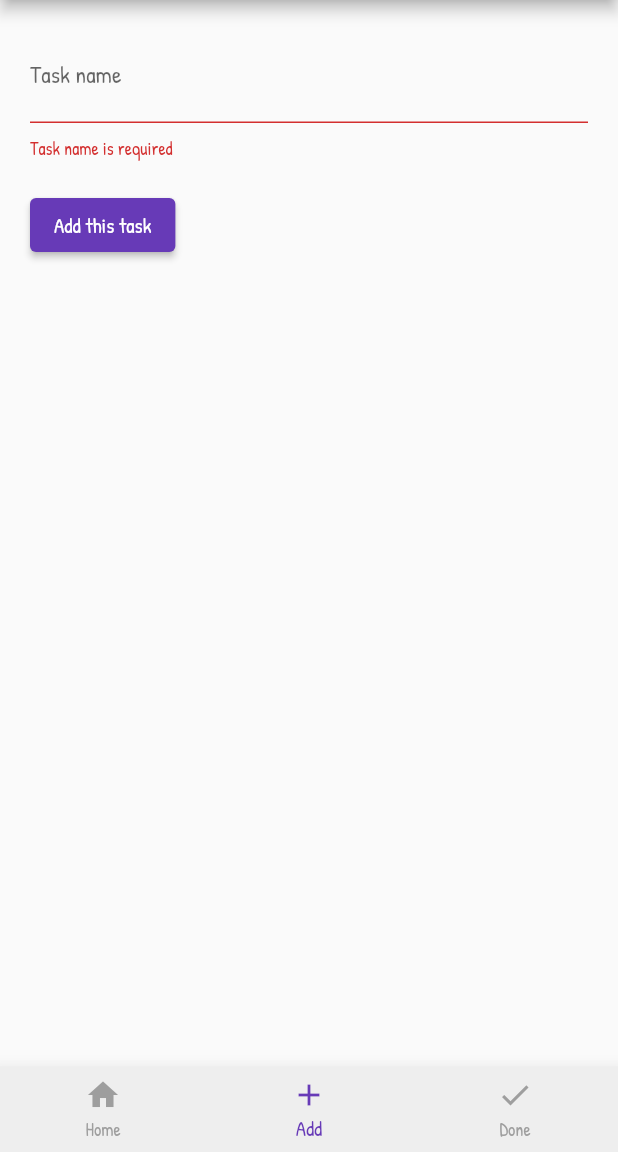
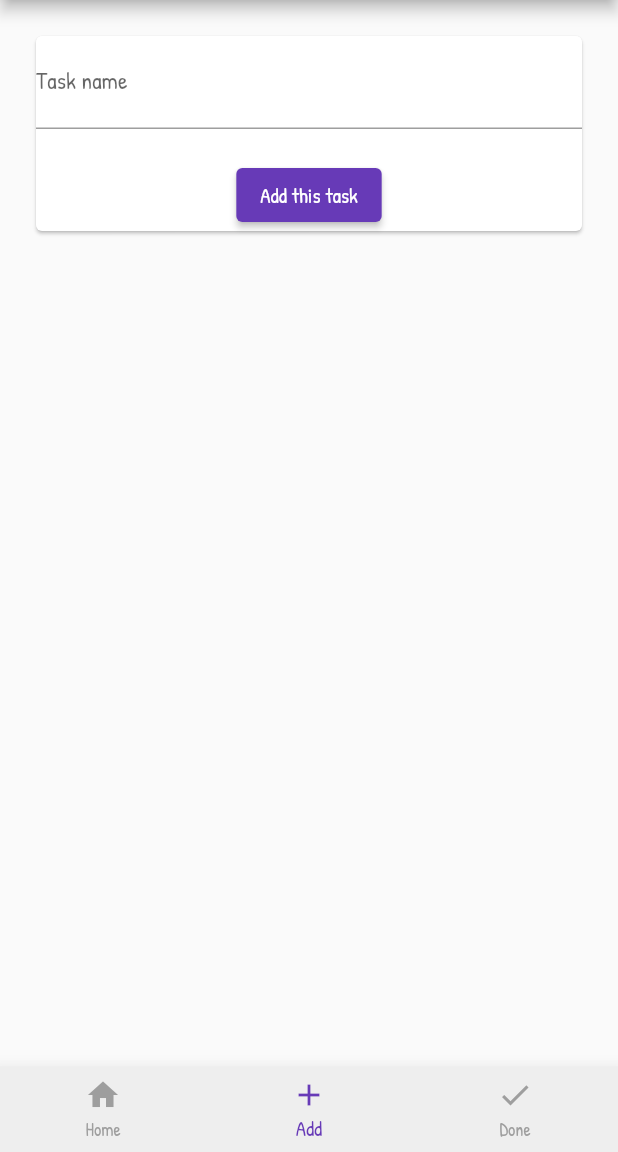
Before and after one commit to BlackIQ/whatsdone, a Flutter app: the screen it shows after launch, item 2 of the bottom bar chosen, after a tap on "Add this task", on a phone screen of 412 x 824 dp, the part 84-1236 px from its top. Run offline on Flutter 3.47's test engine with Material 2 defaults, Android fonts, the phone set to English and light mode, and no system bars; our stand-ins replace google_fonts.

Commit message:
Update form with Card

```diff
--- a/lib/app/pages/add/add.dart
+++ b/lib/app/pages/add/add.dart
@@ -1,5 +1,6 @@
 import 'package:flutter/material.dart';
-import 'package:whatsdone/app/data/data.dart';
+import 'dart:math';
+import 'package:intl/intl.dart';
 
 class AddTask extends StatefulWidget {
   @override
@@ -7,55 +8,35 @@ class AddTask extends StatefulWidget {
 }
 
 class _AddTaskState extends State<AddTask> {
+  final TextEditingController _tasktxt = TextEditingController();
+  void _submit() {
+    var ontime = DateFormat('y/MMM/dd H:m:s').format(DateTime.now());
+    int id = Random().nextInt(999);
 
-  String _task = '';
-
-  void changeText(String task) {
-    setState(() {
-      _task = task;
-    });
+    print(_tasktxt.text);
+    print(id);
+    print(ontime);
   }
-
-  final GlobalKey<FormState> _formKey = GlobalKey<FormState>();
 
   @override
   Widget build(BuildContext context) {
     return SingleChildScrollView(
       padding: EdgeInsets.all(20),
-      child: Form(
-        key: _formKey,
-        child: Column(
-          crossAxisAlignment: CrossAxisAlignment.start,
-          // mainAxisAlignment: MainAxisAlignment.start,
-          children: <Widget>[
-            TextFormField(
+      child: Card(
+        child: Column(children: <Widget>[
+          TextField(
+            controller: _tasktxt,
             decoration: InputDecoration(
               labelText: 'Task name',
+              hintText: 'Do that . . .',
             ),
-              validator: (String? value) {
-                if (value!.isEmpty) {
-                  return 'Task name is required';
-                }
-              },
-              onSaved: (String? value) {
-                changeText(value!);
-              },
           ),
           SizedBox(height: 20),
           ElevatedButton(
-              onPressed: () {
-                if (!_formKey.currentState!.validate()) {
-                  changeText('');
-                }
-                _formKey.currentState!.save();
-                insert(_task);
-              },
-              child: Text(
-                'Add this task'
+            onPressed: () => _submit,
+            child: Text('Add this task'),
           ),
-            ),
-          ],
-        ),
+        ]),
       ),
     );
   }
```
Lines whose indentation alone changed are shown as unchanged.
